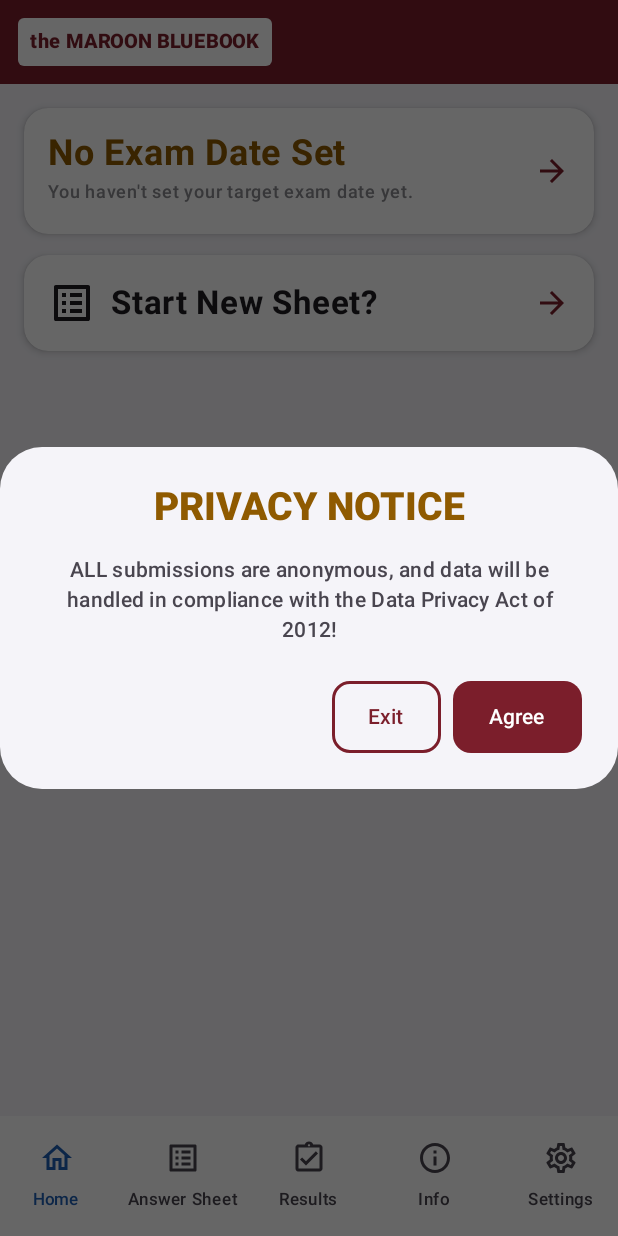
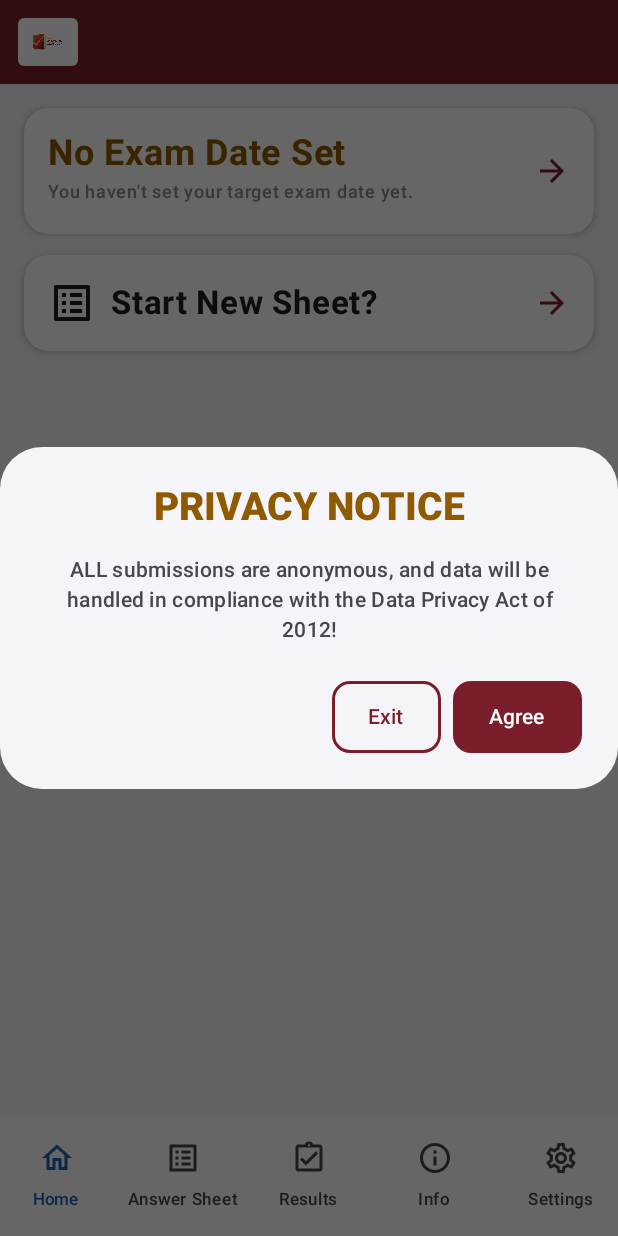
Before and after one commit to wakabakawa/bluebook-companion-fe, an Android app built with Jetpack Compose: the screen it shows after launch (MainActivity), on a phone screen of 412 x 824 dp. Run offline under Robolectric (Android 15) with nearby library versions, the phone set to English and light mode, and no system bars; libraries missing offline, so code that uses them is left out: io.github.jan.supabase.

Commit message:
Replace Achievo/Maroon Bluebook text placeholders with real logos
Splash screen now shows the actual Achievo and Maroon Bluebook PNGs
(resolves the FR01 TODO); the top bar's white badge swaps its text
for the same Maroon Bluebook logo everywhere it appears.

```diff
--- a/app/src/main/java/com/achievo/bluebook/ui/components/Components.kt
+++ b/app/src/main/java/com/achievo/bluebook/ui/components/Components.kt
@@ -2,6 +2,7 @@ package com.achievo.bluebook.ui.components
 
 import androidx.compose.foundation.BorderStroke
 import androidx.compose.foundation.ExperimentalFoundationApi
+import androidx.compose.foundation.Image
 import androidx.compose.foundation.background
 import androidx.compose.foundation.border
 import androidx.compose.foundation.clickable
@@ -30,11 +31,13 @@ import androidx.compose.ui.graphics.Color
 import androidx.compose.ui.graphics.vector.ImageVector
 import androidx.compose.ui.platform.LocalViewConfiguration
 import androidx.compose.ui.platform.ViewConfiguration
+import androidx.compose.ui.res.painterResource
 import androidx.compose.ui.text.font.FontWeight
 import androidx.compose.ui.text.style.TextAlign
 import androidx.compose.ui.unit.dp
 import androidx.compose.ui.unit.sp
 import androidx.compose.foundation.horizontalScroll
+import com.achievo.bluebook.R
 import com.achievo.bluebook.data.ProgressPoint
 import com.achievo.bluebook.data.ScoreResult
 import com.achievo.bluebook.data.Sheet
@@ -70,7 +73,6 @@ fun BottomBar(currentRoute: String?, onSelect: (String) -> Unit) {
     }
 }
 
-/** TODO: replace the text placeholder with the Bluebook logo drawable once the client sends assets (CC12). */
 @Composable
 fun BluebookTopBar(
     onBack: (() -> Unit)? = null,
@@ -82,7 +84,11 @@ fun BluebookTopBar(
         verticalAlignment = Alignment.CenterVertically
     ) {
         Box(Modifier.clip(RoundedCornerShape(4.dp)).background(Color.White).padding(horizontal = 8.dp, vertical = 4.dp)) {
-            Text("the MAROON BLUEBOOK", color = Maroon, fontWeight = FontWeight.ExtraBold, fontSize = 13.sp)
+            Image(
+                painter = painterResource(R.drawable.logo_maroon_bluebook),
+                contentDescription = "The Maroon Bluebook",
+                modifier = Modifier.height(24.dp)
+            )
         }
         Spacer(Modifier.weight(1f))
         if (actionLabel != null && onAction != null) {
--- a/app/src/main/java/com/achievo/bluebook/ui/screens/SplashScreen.kt
+++ b/app/src/main/java/com/achievo/bluebook/ui/screens/SplashScreen.kt
@@ -1,19 +1,19 @@
 package com.achievo.bluebook.ui.screens
 
+import androidx.compose.foundation.Image
 import androidx.compose.foundation.background
 import androidx.compose.foundation.layout.*
-import androidx.compose.material3.Text
 import androidx.compose.runtime.*
 import androidx.compose.ui.Alignment
 import androidx.compose.ui.Modifier
 import androidx.compose.ui.graphics.Color
-import androidx.compose.ui.text.font.FontWeight
+import androidx.compose.ui.res.painterResource
 import androidx.compose.ui.unit.dp
-import androidx.compose.ui.unit.sp
+import com.achievo.bluebook.R
 import com.achievo.bluebook.ui.theme.Maroon
 import kotlinx.coroutines.delay
 
-/** FR01: Achievo logo, then the app name, then Home with no login. TODO: swap text for the logo drawables. */
+/** FR01: Achievo logo, then the app name, then Home with no login. */
 @Composable
 fun SplashScreen(onDone: () -> Unit) {
     var step by remember { mutableIntStateOf(0) }
@@ -23,11 +23,11 @@ fun SplashScreen(onDone: () -> Unit) {
     }
     Box(Modifier.fillMaxSize().background(Maroon), contentAlignment = Alignment.Center) {
         Box(Modifier.fillMaxWidth().background(Color(0xFFF8F7F5)).padding(vertical = 36.dp), contentAlignment = Alignment.Center) {
-            if (step == 0) {
-                Text("ACHIEVO INSTITUTE", color = Color(0xFF1B6B3A), fontSize = 28.sp, fontWeight = FontWeight.ExtraBold)
-            } else {
-                Text("the MAROON BLUEBOOK", color = Maroon, fontSize = 28.sp, fontWeight = FontWeight.ExtraBold)
-            }
+            Image(
+                painter = painterResource(if (step == 0) R.drawable.logo_achievo else R.drawable.logo_maroon_bluebook),
+                contentDescription = if (step == 0) "Achievo Institute" else "The Maroon Bluebook",
+                modifier = Modifier.height(64.dp)
+            )
         }
     }
 }
```
Also changed, not shown: app/src/main/res/drawable/logo_achievo.png (added), app/src/main/res/drawable/logo_maroon_bluebook.png (added), 1 other file.
